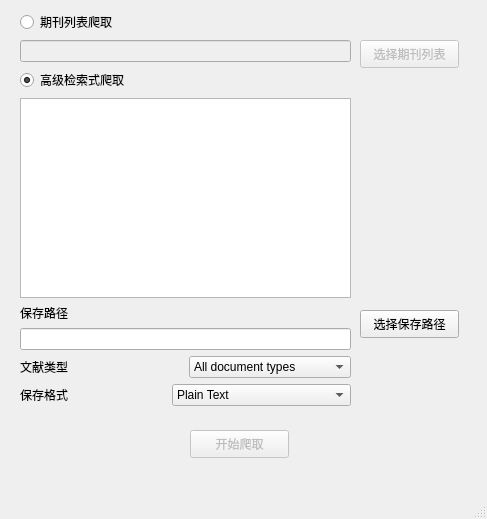
The window that wos_crawler/gui/gui_crawler.ui (tomleung1996/wos_crawler) describes before a commit, drawn with Qt 5.
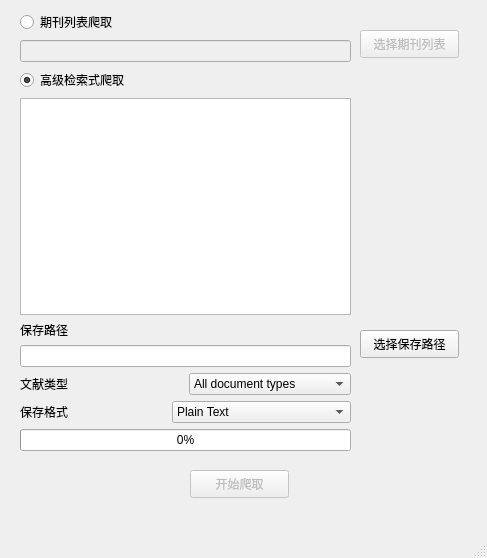
The same window after the commit.

Commit message: 修复爬取时主界面无响应问题，加入进度条显示

What changed in the file:
```diff
--- a/wos_crawler/gui/gui_crawler.ui
+++ b/wos_crawler/gui/gui_crawler.ui
@@ -7,7 +7,7 @@
     <x>0</x>
     <y>0</y>
     <width>487</width>
-    <height>519</height>
+    <height>558</height>
    </rect>
   </property>
   <property name="windowTitle">
@@ -21,7 +21,7 @@
     <property name="geometry">
      <rect>
       <x>360</x>
-      <y>40</y>
+      <y>30</y>
       <width>99</width>
       <height>28</height>
      </rect>
@@ -37,7 +37,7 @@
     <property name="geometry">
      <rect>
       <x>190</x>
-      <y>430</y>
+      <y>470</y>
       <width>99</width>
       <height>28</height>
      </rect>
@@ -53,7 +53,7 @@
     <property name="geometry">
      <rect>
       <x>360</x>
-      <y>310</y>
+      <y>330</y>
       <width>99</width>
       <height>28</height>
      </rect>
@@ -68,7 +68,7 @@
       <x>20</x>
       <y>10</y>
       <width>331</width>
-      <height>396</height>
+      <height>441</height>
      </rect>
     </property>
     <layout class="QVBoxLayout" name="verticalLayout_7">
@@ -211,6 +211,22 @@
        </item>
       </layout>
      </item>
+     <item>
+      <widget class="QProgressBar" name="progressBarDownload">
+       <property name="value">
+        <number>0</number>
+       </property>
+       <property name="textVisible">
+        <bool>true</bool>
+       </property>
+       <property name="orientation">
+        <enum>Qt::Horizontal</enum>
+       </property>
+       <property name="invertedAppearance">
+        <bool>false</bool>
+       </property>
+      </widget>
+     </item>
     </layout>
    </widget>
   </widget>
```
Left out of the diff: 2 changed lines with no effect on the pictures. The commit also changes 5 other files.
